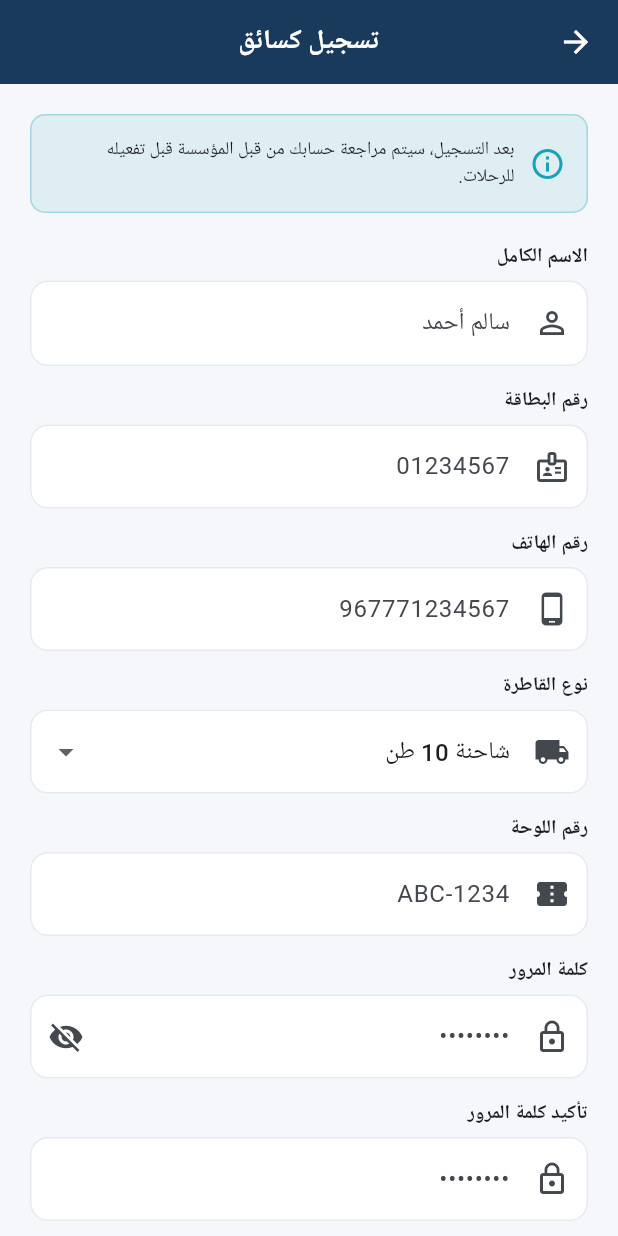
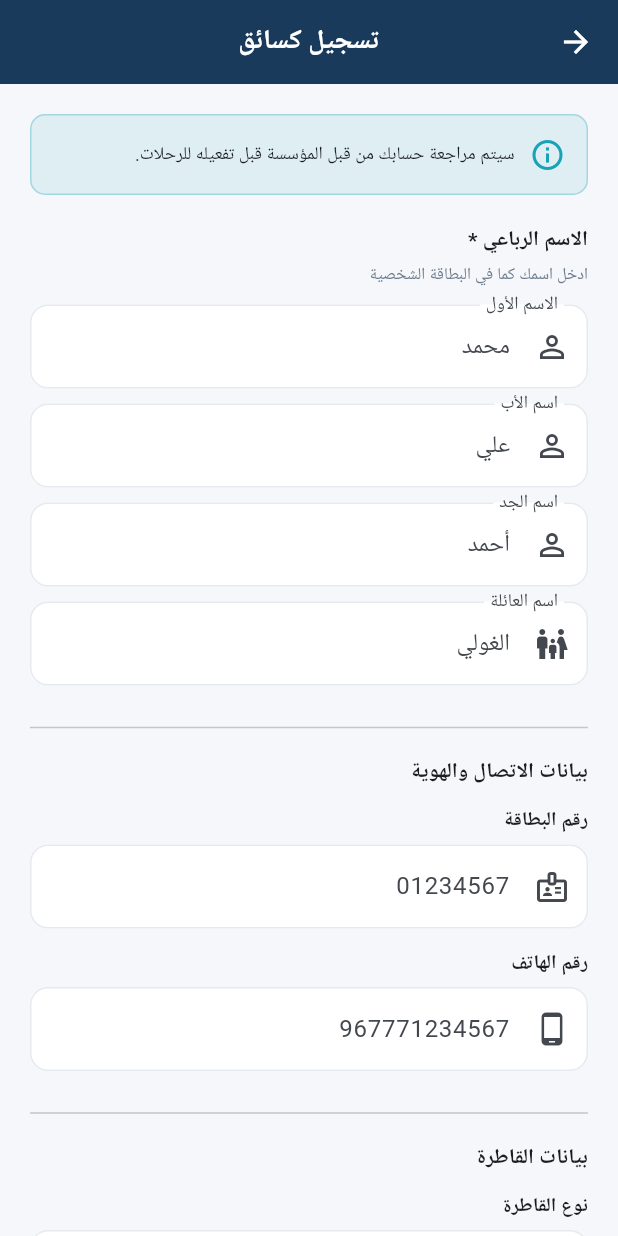
Before and after one commit to yusufnaser-app/alghouli-cement, a Flutter app: the RegisterDriverScreen screen opened directly, on a phone screen of 412 x 824 dp. Run offline on Flutter 3.47's test engine with Material 3 defaults, Android fonts, the phone set to English and light mode, and no system bars; our stand-ins replace dio; accounts and stored records are empty.

Commit message:
feat(auth): four-part name for driver registration

```diff
--- a/mobile/lib/features/auth/presentation/screens/register_driver_screen.dart
+++ b/mobile/lib/features/auth/presentation/screens/register_driver_screen.dart
@@ -12,7 +12,11 @@ class RegisterDriverScreen extends StatefulWidget {
 }
 
 class _RegisterDriverScreenState extends State<RegisterDriverScreen> {
-  final _nameController = TextEditingController();
+  final _firstNameCtrl = TextEditingController();
+  final _fatherNameCtrl = TextEditingController();
+  final _grandfatherNameCtrl = TextEditingController();
+  final _familyNameCtrl = TextEditingController();
+
   final _phoneController = TextEditingController();
   final _nationalIdController = TextEditingController();
   final _plateController = TextEditingController();
@@ -27,7 +31,10 @@ class _RegisterDriverScreenState extends State<RegisterDriverScreen> {
 
   @override
   void dispose() {
-    _nameController.dispose();
+    _firstNameCtrl.dispose();
+    _fatherNameCtrl.dispose();
+    _grandfatherNameCtrl.dispose();
+    _familyNameCtrl.dispose();
     _phoneController.dispose();
     _nationalIdController.dispose();
     _plateController.dispose();
@@ -37,17 +44,26 @@ class _RegisterDriverScreenState extends State<RegisterDriverScreen> {
   }
 
   Future<void> _register() async {
-    final name = _nameController.text.trim();
+    final firstName = _firstNameCtrl.text.trim();
+    final fatherName = _fatherNameCtrl.text.trim();
+    final grandfatherName = _grandfatherNameCtrl.text.trim();
+    final familyName = _familyNameCtrl.text.trim();
+
+    if (firstName.isEmpty || fatherName.isEmpty ||
+        grandfatherName.isEmpty || familyName.isEmpty) {
+      setState(() => _error = 'يجب إدخال الاسم الرباعي كاملًا');
+      return;
+    }
+
+    // الاسم الكامل = الاسم + الأب + الجد + العائلة
+    final fullName = '$firstName $fatherName $grandfatherName $familyName';
+
     final phone = _phoneController.text.trim();
     final nationalId = _nationalIdController.text.trim();
     final plate = _plateController.text.trim();
     final password = _passwordController.text;
     final confirm = _confirmPasswordController.text;
 
-    if (name.length < 3) {
-      setState(() => _error = 'الاسم قصير جدًا');
-      return;
-    }
     if (!RegExp(r'^967[0-9]{9}$').hasMatch(phone)) {
       setState(() => _error = 'رقم الهاتف بصيغة 967XXXXXXXXX');
       return;
@@ -76,7 +92,7 @@ class _RegisterDriverScreenState extends State<RegisterDriverScreen> {
 
     try {
       final data = await _authService.register(
-        fullName: name,
+        fullName: fullName,
         phone: phone,
         userType: 'driver',
         password: password,
@@ -126,7 +142,7 @@ class _RegisterDriverScreenState extends State<RegisterDriverScreen> {
                     SizedBox(width: 10),
                     Expanded(
                       child: Text(
-                        'بعد التسجيل، سيتم مراجعة حسابك من قبل المؤسسة قبل تفعيله للرحلات.',
+                        'سيتم مراجعة حسابك من قبل المؤسسة قبل تفعيله للرحلات.',
                         style: TextStyle(fontSize: 12),
                       ),
                     ),
@@ -148,15 +164,56 @@ class _RegisterDriverScreenState extends State<RegisterDriverScreen> {
                 const SizedBox(height: 16),
               ],
 
-              _label('الاسم الكامل'),
-              TextField(
-                controller: _nameController,
-                decoration: const InputDecoration(
-                  hintText: 'سالم أحمد',
-                  prefixIcon: Icon(Icons.person_outline),
-                ),
+              // ====== الاسم الرباعي ======
+              const Text('الاسم الرباعي *',
+                  style: TextStyle(fontWeight: FontWeight.bold, fontSize: 14)),
+              const SizedBox(height: 4),
+              const Text('ادخل اسمك كما في البطاقة الشخصية',
+                  style: TextStyle(fontSize: 11, color: AppColors.textSecondary)),
+              const SizedBox(height: 12),
+
+              // الاسم الأول
+              _nameField(
+                controller: _firstNameCtrl,
+                label: 'الاسم الأول',
+                hint: 'محمد',
+                icon: Icons.person_outline,
               ),
-              const SizedBox(height: 14),
+              const SizedBox(height: 10),
+
+              // اسم الأب
+              _nameField(
+                controller: _fatherNameCtrl,
+                label: 'اسم الأب',
+                hint: 'علي',
+                icon: Icons.person_outline,
+              ),
+              const SizedBox(height: 10),
+
+              // اسم الجد
+              _nameField(
+                controller: _grandfatherNameCtrl,
+                label: 'اسم الجد',
+                hint: 'أحمد',
+                icon: Icons.person_outline,
+              ),
+              const SizedBox(height: 10),
+
+              // اسم العائلة
+              _nameField(
+                controller: _familyNameCtrl,
+                label: 'اسم العائلة',
+                hint: 'الغولي',
+                icon: Icons.family_restroom,
+              ),
+              const SizedBox(height: 20),
+
+              // ====== البيانات الأخرى ======
+              const Divider(),
+              const SizedBox(height: 12),
+              const Text('بيانات الاتصال والهوية',
+                  style: TextStyle(fontWeight: FontWeight.bold, fontSize: 14)),
+              const SizedBox(height: 12),
 
               _label('رقم البطاقة'),
               TextField(
@@ -178,7 +235,13 @@ class _RegisterDriverScreenState extends State<RegisterDriverScreen> {
                   prefixIcon: Icon(Icons.phone_android),
                 ),
               ),
-              const SizedBox(height: 14),
+              const SizedBox(height: 20),
+
+              const Divider(),
+              const SizedBox(height: 12),
+              const Text('بيانات القاطرة',
+                  style: TextStyle(fontWeight: FontWeight.bold, fontSize: 14)),
+              const SizedBox(height: 12),
 
               _label('نوع القاطرة'),
               DropdownButtonFormField<String>(
@@ -204,7 +267,13 @@ class _RegisterDriverScreenState extends State<RegisterDriverScreen> {
                   prefixIcon: Icon(Icons.confirmation_number),
                 ),
               ),
-              const SizedBox(height: 14),
+              const SizedBox(height: 20),
+
+              const Divider(),
+              const SizedBox(height: 12),
+              const Text('كلمة المرور',
+                  style: TextStyle(fontWeight: FontWeight.bold, fontSize: 14)),
+              const SizedBox(height: 12),
 
               _label('كلمة المرور'),
               TextField(
@@ -214,9 +283,9 @@ class _RegisterDriverScreenState extends State<RegisterDriverScreen> {
                   hintText: '••••••••',
                   prefixIcon: const Icon(Icons.lock_outline),
                   suffixIcon: IconButton(
-                    icon: Icon(_obscure
-                        ? Icons.visibility_off
-                        : Icons.visibility),
+                    icon: Icon(
+                      _obscure ? Icons.visibility_off : Icons.visibility,
+                    ),
                     onPressed: () => setState(() => _obscure = !_obscure),
                   ),
                 ),
@@ -247,6 +316,23 @@ class _RegisterDriverScreenState extends State<RegisterDriverScreen> {
     );
   }
 
+  Widget _nameField({
+    required TextEditingController controller,
+    required String label,
+    required String hint,
+    required IconData icon,
+  }) {
+    return TextField(
+      controller: controller,
+      decoration: InputDecoration(
+        labelText: label,
+        hintText: hint,
+        prefixIcon: Icon(icon),
+        floatingLabelBehavior: FloatingLabelBehavior.always,
+      ),
+    );
+  }
+
   Widget _label(String text) => Padding(
         padding: const EdgeInsets.only(bottom: 6),
         child: Text(text,
```
Also changed, not shown: 1 other file.
